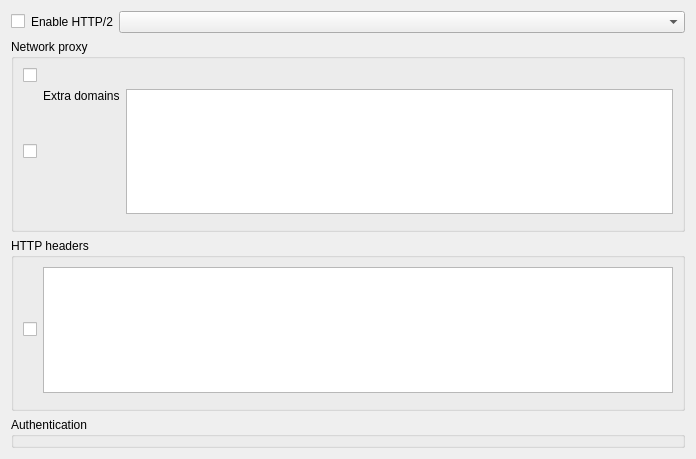
This is src/librssguard-standard/src/gui/standardfeednetworkdetails.ui in martinrotter/rssguard as Qt 5 draws it before an edit. The edited form follows.
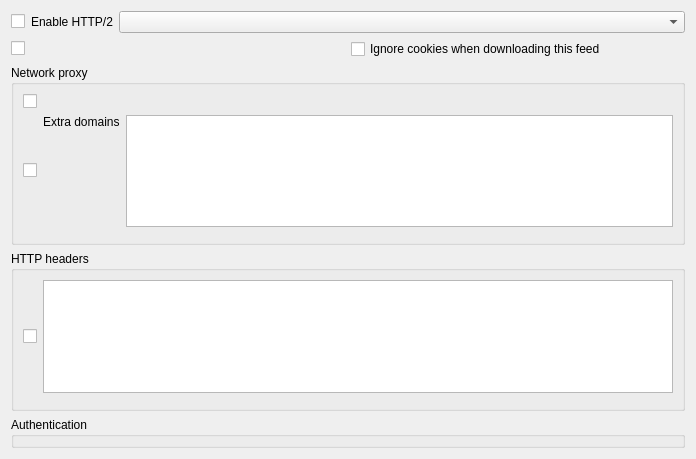
This is the edited form. Custom widgets are drawn as their Qt base class.

Commit message: #2294 - add feed-specific ability to ignore cookies - can be found in Network tab of feed edit dialog

Diff of the .ui file:
```diff
--- a/src/librssguard-standard/src/gui/standardfeednetworkdetails.ui
+++ b/src/librssguard-standard/src/gui/standardfeednetworkdetails.ui
@@ -45,6 +45,20 @@
      </item>
     </layout>
    </item>
+  <item>
+   <layout class="QHBoxLayout" name="horizontalLayout_9">
+    <item>
+     <widget class="MultiFeedEditCheckBox" name="m_mcbIgnoreCookies"/>
+    </item>
+    <item>
+     <widget class="QCheckBox" name="m_cbIgnoreCookies">
+      <property name="text">
+       <string>Ignore cookies when downloading this feed</string>
+      </property>
+     </widget>
+    </item>
+   </layout>
+  </item>
    <item>
     <widget class="QGroupBox" name="m_gbProxy">
      <property name="title">
```
Left out of the diff: 2 changed lines with no effect on the pictures. Lines whose indentation alone changed are shown as unchanged. The commit also changes 15 other files.
